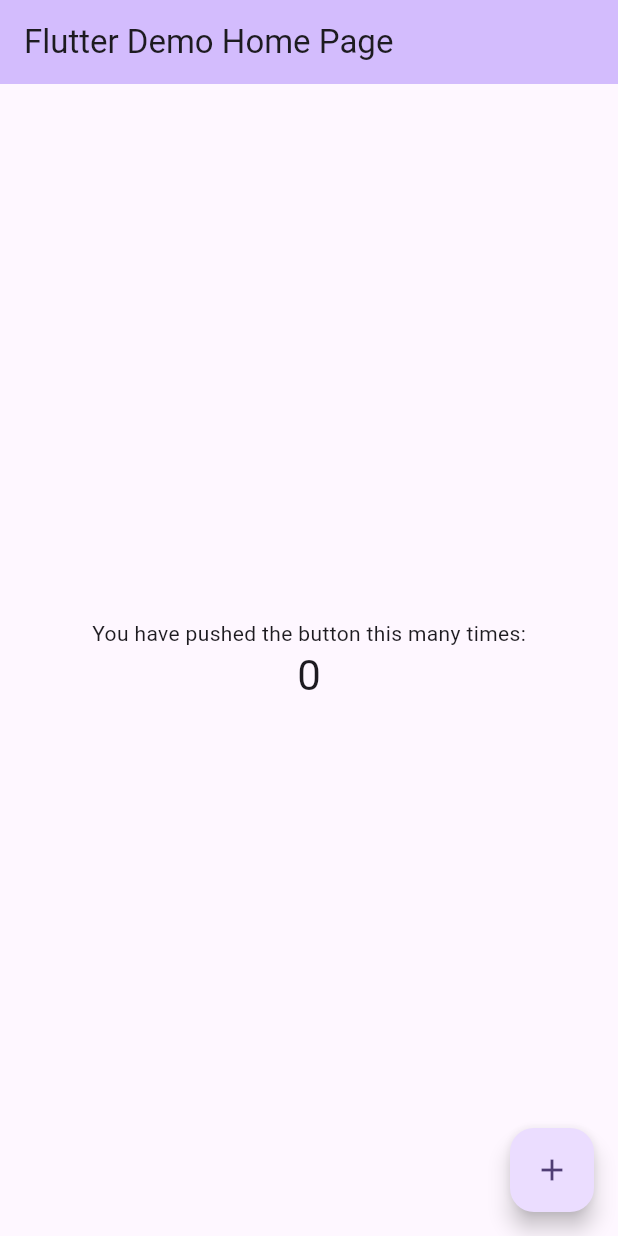
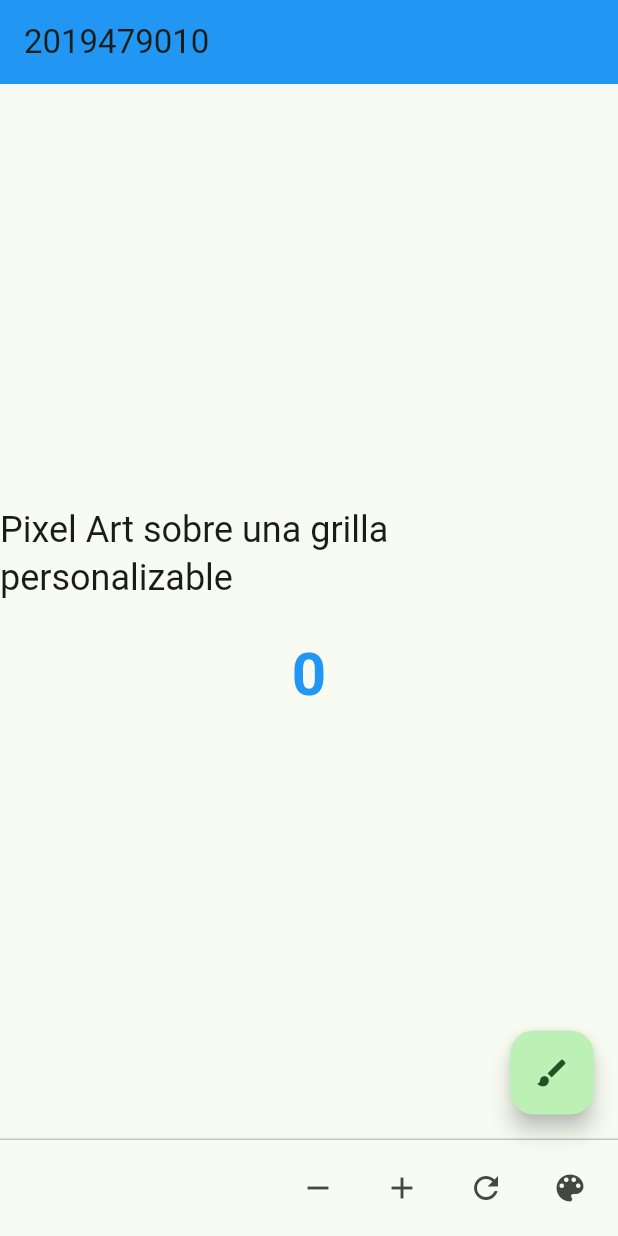
Before and after one commit to ChaosValravn25/3470A321_2019479010_II_La_Venganza, a Flutter app: the screen it shows after launch, on a phone screen of 412 x 824 dp. Run offline on Flutter 3.47's test engine with Material 3 defaults, Android fonts, the phone set to English and light mode, and no system bars; our stand-ins replace logger.

Commit message:
cambios del laboratorio 2
modificación del readme y el main.dart

```diff
--- a/lab/lib/main.dart
+++ b/lab/lib/main.dart
@@ -14,26 +14,12 @@ class MyApp extends StatelessWidget {
   @override
   Widget build(BuildContext context) {
     return MaterialApp(
-      title: 'Lab Flutter Demo',
+      title: 'Lab 2 Flutter',
       theme: ThemeData(
-        // This is the theme of your application.
-        //
-        // TRY THIS: Try running your application with "flutter run". You'll see
-        // the application has a purple toolbar. Then, without quitting the app,
-        // try changing the seedColor in the colorScheme below to Colors.green
-        // and then invoke "hot reload" (save your changes or press the "hot
-        // reload" button in a Flutter-supported IDE, or press "r" if you used
-        // the command line to start the app).
-        //
-        // Notice that the counter didn't reset back to zero; the application
-        // state is not lost during the reload. To reset the state, use hot
-        // restart instead.
-        //
-        // This works for code too, not just values: Most code changes can be
-        // tested with just a hot reload.
-        colorScheme: ColorScheme.fromSeed(seedColor: Colors.deepPurple),
+        colorScheme: ColorScheme.fromSeed(seedColor: Colors.green), // Cambia el color principal
+        useMaterial3: true,
       ),
-      home: const MyHomePage(title: 'Flutter Demo Home Page'),
+      home: const MyHomePage(title: '2019479010'), // Cambiar título a matrícula
     );
   }
 }
@@ -58,68 +44,96 @@ class MyHomePage extends StatefulWidget {
 
 class _MyHomePageState extends State<MyHomePage> {
   int _counter = 0;
+  Color _currentColor = Colors.blue; // Color inicial
 
+  // Funciones del contador
   void _incrementCounter() {
     setState(() {
-      // This call to setState tells the Flutter framework that something has
-      // changed in this State, which causes it to rerun the build method below
-      // so that the display can reflect the updated values. If we changed
-      // _counter without calling setState(), then the build method would not be
-      // called again, and so nothing would appear to happen.
       _counter++;
     });
   }
+// Función para disminuir el contador
+  void _decrementCounter() {
+    setState(() {
+      _counter--;
+    });
+  }
+// Función para resetear el contador
+  void _resetCounter() {
+    setState(() {
+      _counter = 0;
+    });
+  }
 
+  // Función para cambiar color
+  void _changeColor() {
+    setState(() {
+      _currentColor =
+          (_currentColor == Colors.blue) ? Colors.red : Colors.blue;
+    });
+  }
+
+  // ✅ Refactor: botones del footer en un método aparte
+  List<Widget> _buildFooterButtons() {
+    return [
+      IconButton(
+        icon: const Icon(Icons.remove),
+        onPressed: _decrementCounter,
+        tooltip: "Restar",
+      ),
+      IconButton(
+        icon: const Icon(Icons.add),
+        onPressed: _incrementCounter,
+        tooltip: "Sumar",
+      ),
+      IconButton(
+        icon: const Icon(Icons.refresh),
+        onPressed: _resetCounter,
+        tooltip: "Restaurar",
+      ),
+      IconButton(
+        icon: const Icon(Icons.color_lens),
+        onPressed: _changeColor,
+        tooltip: "Cambiar color",
+      ),
+    ];
+  }
+// Build method
   @override
   Widget build(BuildContext context) {
-    // This method is rerun every time setState is called, for instance as done
-    // by the _incrementCounter method above.
-    //
-    // The Flutter framework has been optimized to make rerunning build methods
-    // fast, so that you can just rebuild anything that needs updating rather
-    // than having to individually change instances of widgets.
     return Scaffold(
       appBar: AppBar(
-        // TRY THIS: Try changing the color here to a specific color (to
-        // Colors.amber, perhaps?) and trigger a hot reload to see the AppBar
-        // change color while the other colors stay the same.
-        backgroundColor: Theme.of(context).colorScheme.inversePrimary,
-        // Here we take the value from the MyHomePage object that was created by
-        // the App.build method, and use it to set our appbar title.
+        backgroundColor: _currentColor,
         title: Text(widget.title),
       ),
       body: Center(
-        // Center is a layout widget. It takes a single child and positions it
-        // in the middle of the parent.
         child: Column(
-          // Column is also a layout widget. It takes a list of children and
-          // arranges them vertically. By default, it sizes itself to fit its
-          // children horizontally, and tries to be as tall as its parent.
-          //
-          // Column has various properties to control how it sizes itself and
-          // how it positions its children. Here we use mainAxisAlignment to
-          // center the children vertically; the main axis here is the vertical
-          // axis because Columns are vertical (the cross axis would be
-          // horizontal).
-          //
-          // TRY THIS: Invoke "debug painting" (choose the "Toggle Debug Paint"
-          // action in the IDE, or press "p" in the console), to see the
-          // wireframe for each widget.
           mainAxisAlignment: MainAxisAlignment.center,
           children: <Widget>[
-            const Text('You have pushed the button this many times:'),
+            Text(
+              "Pixel Art sobre una grilla personalizable", // Texto en español
+              style: Theme.of(context).textTheme.headlineSmall,
+            ),
+            const SizedBox(height: 20),
             Text(
               '$_counter',
-              style: Theme.of(context).textTheme.headlineMedium,
+              style: TextStyle(
+                fontSize: 40,
+                fontWeight: FontWeight.bold,
+                color: _currentColor,
+              ),
             ),
           ],
         ),
       ),
+      // Botones persistentes en la parte inferior
+      persistentFooterButtons: _buildFooterButtons(),
+      // FAB (opcional, lo puedes eliminar si el profe pide mover todo al footer)
       floatingActionButton: FloatingActionButton(
         onPressed: _incrementCounter,
-        tooltip: 'Increment',
-        child: const Icon(Icons.add),
-      ), // This trailing comma makes auto-formatting nicer for build methods.
+        tooltip: 'Incrementar',
+        child: const Icon(Icons.brush), // Ícono de arte
+      ),
     );
   }
 }
```
Also changed, not shown: 1 other file.
